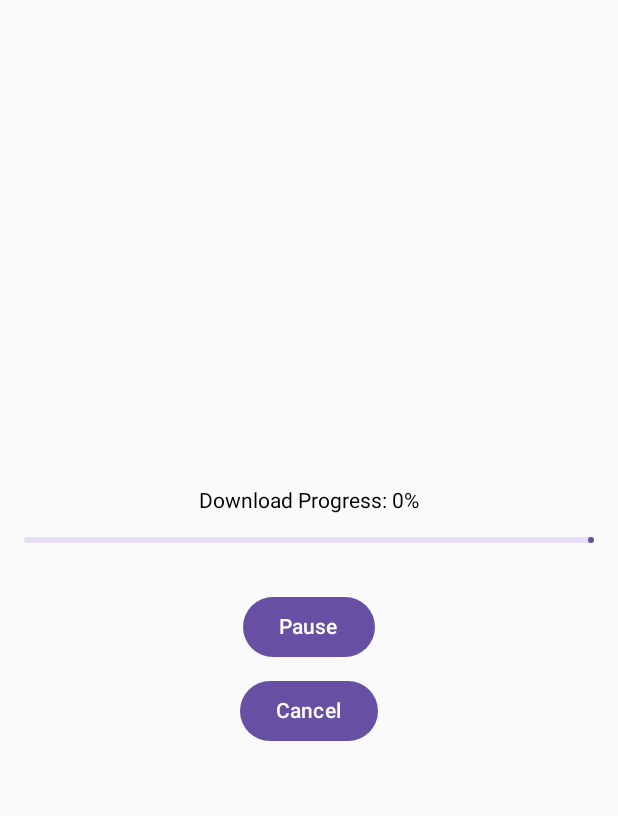
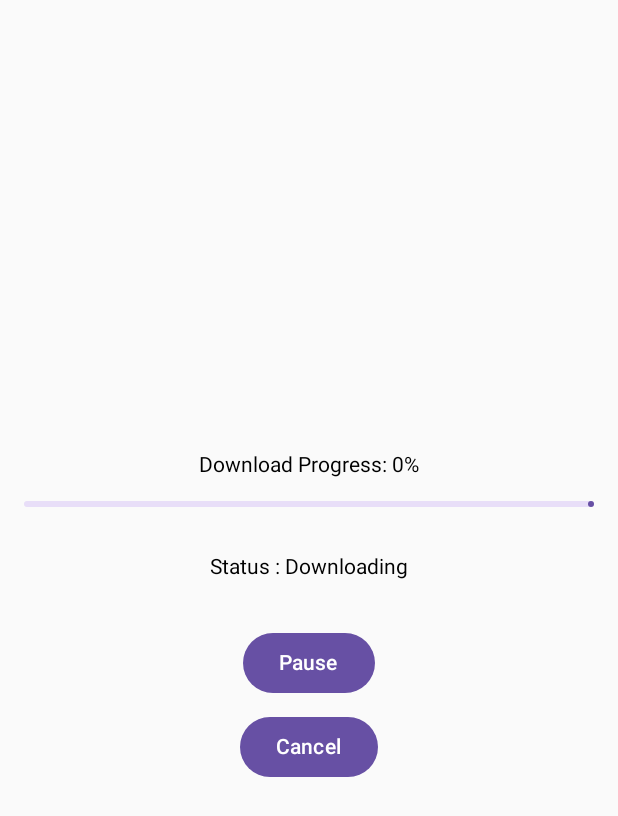
Before and after one commit to gunishjain/Grabbit, an Android app built with Jetpack Compose: the screen it shows after launch (MainActivity), after a tap on "Download", on a phone screen of 412 x 824 dp. Shown: the top 816 px of the screen. Run offline under Robolectric (Android 15) with nearby library versions, the phone set to English and light mode, and no system bars.

Commit message:
Implement Getting Download Progress

```diff
--- a/app/src/main/AndroidManifest.xml
+++ b/app/src/main/AndroidManifest.xml
@@ -4,6 +4,7 @@
 
     <uses-permission android:name="android.permission.INTERNET"/>
     <uses-permission android:name="android.permission.WRITE_EXTERNAL_STORAGE"/>
+    <uses-permission android:name="android.permission.READ_EXTERNAL_STORAGE"/>
 
     <application
         android:name=".MyApplication"
--- a/app/src/main/java/com/gunishjain/sample/MainActivity.kt
+++ b/app/src/main/java/com/gunishjain/sample/MainActivity.kt
@@ -1,6 +1,8 @@
 package com.gunishjain.sample
 
 import android.os.Bundle
+import android.os.Environment
+import android.util.Log
 import androidx.activity.ComponentActivity
 import androidx.activity.compose.setContent
 import androidx.activity.enableEdgeToEdge
@@ -20,6 +22,7 @@ import androidx.compose.ui.Alignment
 import androidx.compose.ui.Modifier
 import androidx.compose.ui.platform.LocalContext
 import androidx.compose.ui.unit.dp
+import java.io.File
 
 class MainActivity : ComponentActivity() {
     override fun onCreate(savedInstanceState: Bundle?) {
@@ -40,10 +43,14 @@ fun DownloadUI() {
     var isDownloading by remember { mutableStateOf(false) }
     var isPaused by remember { mutableStateOf(false) }
     var downloadId by remember { mutableIntStateOf(-1) }
+    var downloadComplete by remember { mutableStateOf(false) }
+    var status by remember { mutableStateOf("") }
+    val downloadsDirectory = context.getExternalFilesDir(Environment.DIRECTORY_DOWNLOADS)
 
     // Start download
-    fun startDownload(url: String, dirPath: String, fileName: String) {
-        val request = grabbit.newRequest(url, dirPath, fileName).build()
+    fun startDownload(url: String, dirPath: File?, fileName: String) {
+        if (dirPath != null && dirPath.exists()) {
+            val request = grabbit.newRequest(url, dirPath.absolutePath, fileName).build()
 
         downloadId = grabbit.enqueue(
             request,
@@ -59,11 +66,21 @@ fun DownloadUI() {
             },
             onCompleted = {
                 isDownloading = false
+                if (File(downloadsDirectory, "lmao.pdf").exists()) {
+                    Log.d("Compose", "File found after download")
+                } else {
+                    Log.d("Compose", "File  Not found after download",)
+                }
+                downloadComplete = true
+
             },
             onError = { error ->
                 // Handle error (optional)
             }
         )
+    } else {
+            // Handle invalid directory (optional)
+        }
     }
 
     // Pause download
@@ -99,6 +116,18 @@ fun DownloadUI() {
 
         Spacer(modifier = Modifier.height(32.dp))
 
+        status = if(downloadComplete) {
+            "Download Completed"
+        } else if(isDownloading) {
+            "Downloading"
+        } else {
+            "Idle"
+        }
+
+        Text("Status : $status" )
+
+        Spacer(modifier = Modifier.height(32.dp))
+
         // Buttons for control
         if (isDownloading) {
             if (isPaused) {
@@ -118,8 +147,8 @@ fun DownloadUI() {
             Button(onClick = {
                 startDownload(
                     url = "https://www.learningcontainer.com/download/sample-50-mb-pdf-file/?wpdmdl=3675&refresh=6721f942bd70b1730279746",
-                    dirPath = "/downloads",
-                    fileName = "gunish.pdf"
+                    dirPath = downloadsDirectory,
+                    fileName = "himnashunew.pdf"
                 )
             }) {
                 Text("Download")
--- a/grabbit/src/main/java/com/gunishjain/grabbit/internal/download/DownloadDispatcher.kt
+++ b/grabbit/src/main/java/com/gunishjain/grabbit/internal/download/DownloadDispatcher.kt
@@ -6,11 +6,12 @@ import kotlinx.coroutines.Dispatchers
 import kotlinx.coroutines.SupervisorJob
 import kotlinx.coroutines.cancel
 import kotlinx.coroutines.launch
+import java.util.concurrent.ConcurrentHashMap
 
 class DownloadDispatcher(private val httpClient: HttpClient) {
 
     private val scope = CoroutineScope(SupervisorJob() + Dispatchers.Main)
-    private val downloadTasks = mutableMapOf<Int, DownloadTask>()
+    private val downloadTasks = ConcurrentHashMap<Int, DownloadTask>()
 
     private fun executeOnMain(block: () -> Unit){
         scope.launch {
```
Also changed, not shown: grabbit/src/main/java/com/gunishjain/grabbit/internal/download/DownloadTask.kt (+65 -12 lines), grabbit/src/main/java/com/gunishjain/grabbit/internal/network/DefaultHttpClient.kt (+11 -1 lines).
